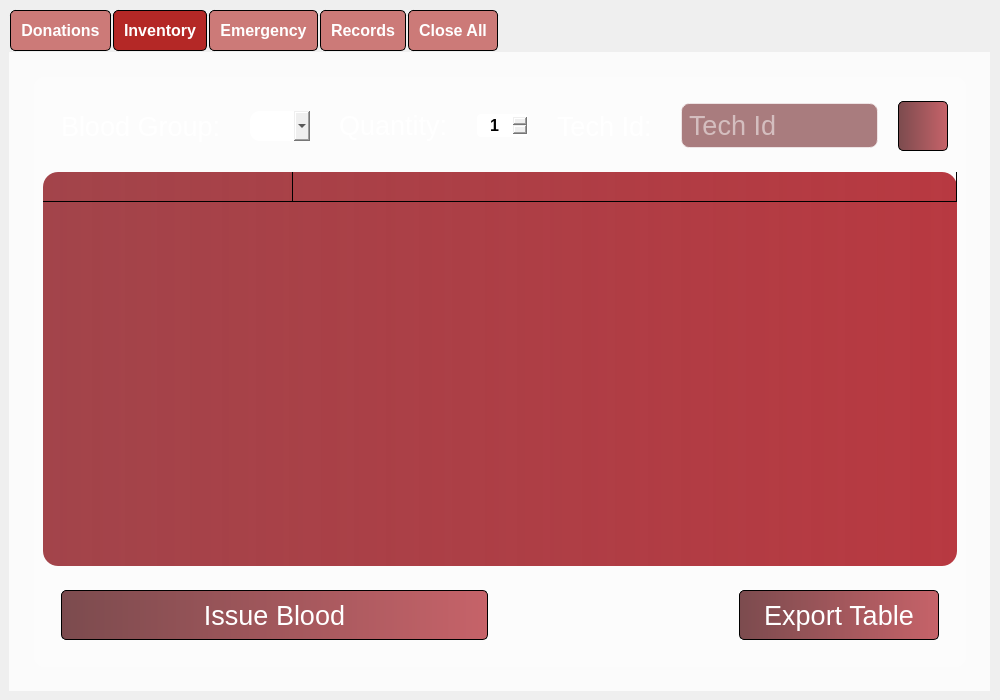
SubZeroX9/Blood-Bank-System, file app/UI/main_management_system.ui: the form before one commit.
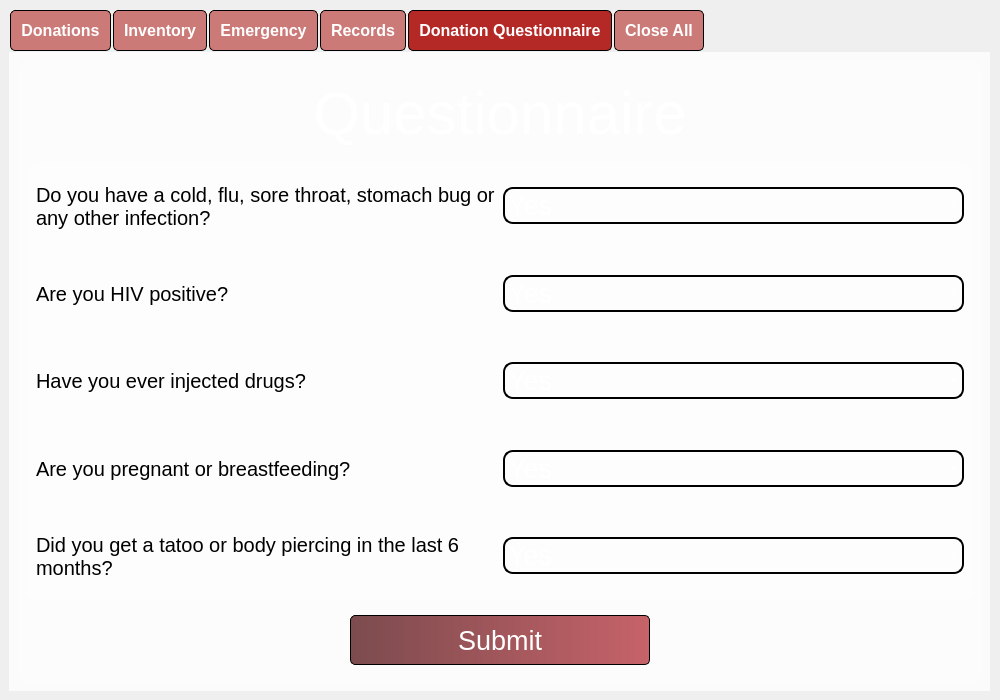
The form after the commit. Icons and pictures are not drawn.

Commit message: added questionnaire feature (#3)

Patch:
```diff
--- a/app/UI/main_management_system.ui
+++ b/app/UI/main_management_system.ui
@@ -94,7 +94,7 @@
        <enum>QTabWidget::Rounded</enum>
       </property>
       <property name="currentIndex">
-       <number>1</number>
+       <number>4</number>
       </property>
       <property name="elideMode">
        <enum>Qt::ElideLeft</enum>
@@ -1413,6 +1413,434 @@
         </item>
        </layout>
       </widget>
+      <widget class="QWidget" name="DonationQuestionnaire">
+       <attribute name="title">
+        <string>Donation Questionnaire</string>
+       </attribute>
+       <layout class="QVBoxLayout" name="verticalLayout_15">
+        <item>
+         <widget class="QFrame" name="frame_15">
+          <property name="styleSheet">
+           <string notr="true">*{border-image:none;
+background-color: rgba(255, 255, 255, 50);}
+</string>
+          </property>
+          <property name="frameShape">
+           <enum>QFrame::StyledPanel</enum>
+          </property>
+          <property name="frameShadow">
+           <enum>QFrame::Raised</enum>
+          </property>
+          <layout class="QVBoxLayout" name="verticalLayout_13">
+           <item alignment="Qt::AlignTop">
+            <widget class="QFrame" name="frame_16">
+             <property name="minimumSize">
+              <size>
+               <width>0</width>
+               <height>80</height>
+              </size>
+             </property>
+             <property name="styleSheet">
+              <string notr="true">background-color: none</string>
+             </property>
+             <property name="frameShape">
+              <enum>QFrame::StyledPanel</enum>
+             </property>
+             <property name="frameShadow">
+              <enum>QFrame::Raised</enum>
+             </property>
+             <layout class="QHBoxLayout" name="horizontalLayout_7">
+              <property name="spacing">
+               <number>20</number>
+              </property>
+              <item>
+               <widget class="QLabel" name="label_8">
+                <property name="font">
+                 <font>
+                  <pointsize>45</pointsize>
+                 </font>
+                </property>
+                <property name="styleSheet">
+                 <string notr="true">color: rgb(255, 255, 255);
+</string>
+                </property>
+                <property name="text">
+                 <string>Questionnaire</string>
+                </property>
+                <property name="alignment">
+                 <set>Qt::AlignCenter</set>
+                </property>
+               </widget>
+              </item>
+             </layout>
+            </widget>
+           </item>
+           <item>
+            <widget class="QFrame" name="frame_18">
+             <property name="sizePolicy">
+              <sizepolicy hsizetype="Expanding" vsizetype="Expanding">
+               <horstretch>0</horstretch>
+               <verstretch>0</verstretch>
+              </sizepolicy>
+             </property>
+             <property name="styleSheet">
+              <string notr="true">QComboBox{
+color: rgb(255, 255, 255);
+border: 2px solid black;
+}
+
+QComboBox QListView{
+color: rgb(255, 255, 255);
+	selection-background-color: rgb(111, 111, 111);
+}</string>
+             </property>
+             <property name="frameShape">
+              <enum>QFrame::StyledPanel</enum>
+             </property>
+             <property name="frameShadow">
+              <enum>QFrame::Raised</enum>
+             </property>
+             <layout class="QVBoxLayout" name="verticalLayout_16">
+              <property name="spacing">
+               <number>0</number>
+              </property>
+              <property name="leftMargin">
+               <number>0</number>
+              </property>
+              <property name="topMargin">
+               <number>0</number>
+              </property>
+              <property name="rightMargin">
+               <number>0</number>
+              </property>
+              <property name="bottomMargin">
+               <number>0</number>
+              </property>
+              <item>
+               <widget class="QFrame" name="frame_19">
+                <property name="styleSheet">
+                 <string notr="true">background-color: rgba(255, 255, 255, 0);</string>
+                </property>
+                <property name="frameShape">
+                 <enum>QFrame::StyledPanel</enum>
+                </property>
+                <property name="frameShadow">
+                 <enum>QFrame::Raised</enum>
+                </property>
+                <layout class="QHBoxLayout" name="horizontalLayout_8">
+                 <item>
+                  <widget class="QLabel" name="label_11">
+                   <property name="font">
+                    <font>
+                     <pointsize>15</pointsize>
+                    </font>
+                   </property>
+                   <property name="text">
+                    <string>Do you have a cold, flu, sore throat, stomach bug or any other infection?</string>
+                   </property>
+                   <property name="wordWrap">
+                    <bool>true</bool>
+                   </property>
+                  </widget>
+                 </item>
+                 <item>
+                  <widget class="QComboBox" name="Q1_CB">
+                   <property name="font">
+                    <font>
+                     <pointsize>20</pointsize>
+                    </font>
+                   </property>
+                   <property name="styleSheet">
+                    <string notr="true"/>
+                   </property>
+                   <item>
+                    <property name="text">
+                     <string>Yes</string>
+                    </property>
+                   </item>
+                   <item>
+                    <property name="text">
+                     <string>No</string>
+                    </property>
+                   </item>
+                  </widget>
+                 </item>
+                </layout>
+               </widget>
+              </item>
+              <item>
+               <widget class="QFrame" name="frame_20">
+                <property name="styleSheet">
+                 <string notr="true">background-color: rgba(255, 255, 255, 0);</string>
+                </property>
+                <property name="frameShape">
+                 <enum>QFrame::StyledPanel</enum>
+                </property>
+                <property name="frameShadow">
+                 <enum>QFrame::Raised</enum>
+                </property>
+                <layout class="QHBoxLayout" name="horizontalLayout_9">
+                 <item>
+                  <widget class="QLabel" name="label_12">
+                   <property name="font">
+                    <font>
+                     <pointsize>15</pointsize>
+                    </font>
+                   </property>
+                   <property name="text">
+                    <string>Are you HIV positive?</string>
+                   </property>
+                   <property name="wordWrap">
+                    <bool>true</bool>
+                   </property>
+                  </widget>
+                 </item>
+                 <item>
+                  <widget class="QComboBox" name="Q2_CB">
+                   <property name="font">
+                    <font>
+                     <pointsize>20</pointsize>
+                    </font>
+                   </property>
+                   <property name="styleSheet">
+                    <string notr="true"/>
+                   </property>
+                   <item>
+                    <property name="text">
+                     <string>Yes</string>
+                    </property>
+                   </item>
+                   <item>
+                    <property name="text">
+                     <string>No</string>
+                    </property>
+                   </item>
+                  </widget>
+                 </item>
+                </layout>
+               </widget>
+              </item>
+              <item>
+               <widget class="QFrame" name="frame_21">
+                <property name="styleSheet">
+                 <string notr="true">background-color: rgba(255, 255, 255, 0);</string>
+                </property>
+                <property name="frameShape">
+                 <enum>QFrame::StyledPanel</enum>
+                </property>
+                <property name="frameShadow">
+                 <enum>QFrame::Raised</enum>
+                </property>
+                <layout class="QHBoxLayout" name="horizontalLayout_10">
+                 <item>
+                  <widget class="QLabel" name="label_13">
+                   <property name="font">
+                    <font>
+                     <pointsize>15</pointsize>
+                    </font>
+                   </property>
+                   <property name="text">
+                    <string>Have you ever injected drugs?</string>
+                   </property>
+                   <property name="wordWrap">
+                    <bool>true</bool>
+                   </property>
+                  </widget>
+                 </item>
+                 <item>
+                  <widget class="QComboBox" name="Q3_CB">
+                   <property name="font">
+                    <font>
+                     <pointsize>20</pointsize>
+                    </font>
+                   </property>
+                   <property name="styleSheet">
+                    <string notr="true"/>
+                   </property>
+                   <item>
+                    <property name="text">
+                     <string>Yes</string>
+                    </property>
+                   </item>
+                   <item>
+                    <property name="text">
+                     <string>No</string>
+                    </property>
+                   </item>
+                  </widget>
+                 </item>
+                </layout>
+               </widget>
+              </item>
+              <item>
+               <widget class="QFrame" name="frame_22">
+                <property name="styleSheet">
+                 <string notr="true">background-color: rgba(255, 255, 255, 0);</string>
+                </property>
+                <property name="frameShape">
+                 <enum>QFrame::StyledPanel</enum>
+                </property>
+                <property name="frameShadow">
+                 <enum>QFrame::Raised</enum>
+                </property>
+                <layout class="QHBoxLayout" name="horizontalLayout_11">
+                 <item>
+                  <widget class="QLabel" name="label_14">
+                   <property name="font">
+                    <font>
+                     <pointsize>15</pointsize>
+                    </font>
+                   </property>
+                   <property name="text">
+                    <string>Are you pregnant or breastfeeding?</string>
+                   </property>
+                   <property name="wordWrap">
+                    <bool>true</bool>
+                   </property>
+                  </widget>
+                 </item>
+                 <item>
+                  <widget class="QComboBox" name="Q4_CB">
+                   <property name="font">
+                    <font>
+                     <pointsize>20</pointsize>
+                    </font>
+                   </property>
+                   <property name="styleSheet">
+                    <string notr="true"/>
+                   </property>
+                   <item>
+                    <property name="text">
+                     <string>Yes</string>
+                    </property>
+                   </item>
+                   <item>
+                    <property name="text">
+                     <string>No</string>
+                    </property>
+                   </item>
+                  </widget>
+                 </item>
+                </layout>
+               </widget>
+              </item>
+              <item>
+               <widget class="QFrame" name="frame_23">
+                <property name="styleSheet">
+                 <string notr="true">background-color: rgba(255, 255, 255, 0);</string>
+                </property>
+                <property name="frameShape">
+                 <enum>QFrame::StyledPanel</enum>
+                </property>
+                <property name="frameShadow">
+                 <enum>QFrame::Raised</enum>
+                </property>
+                <layout class="QHBoxLayout" name="horizontalLayout_12">
+                 <item>
+                  <widget class="QLabel" name="label_15">
+                   <property name="font">
+                    <font>
+                     <pointsize>15</pointsize>
+                    </font>
+                   </property>
+                   <property name="text">
+                    <string>Did you get a tatoo or body piercing in the last 6 months?</string>
+                   </property>
+                   <property name="wordWrap">
+                    <bool>true</bool>
+                   </property>
+                  </widget>
+                 </item>
+                 <item>
+                  <widget class="QComboBox" name="Q5_CB">
+                   <property name="font">
+                    <font>
+                     <pointsize>20</pointsize>
+                    </font>
+                   </property>
+                   <property name="styleSheet">
+                    <string notr="true"/>
+                   </property>
+                   <item>
+                    <property name="text">
+                     <string>Yes</string>
+                    </property>
+                   </item>
+                   <item>
+                    <property name="text">
+                     <string>No</string>
+                    </property>
+                   </item>
+                  </widget>
+                 </item>
+                </layout>
+               </widget>
+              </item>
+             </layout>
+            </widget>
+           </item>
+           <item alignment="Qt::AlignHCenter|Qt::AlignBottom">
+            <widget class="QFrame" name="frame_17">
+             <property name="styleSheet">
+              <string notr="true">background-color: none</string>
+             </property>
+             <property name="frameShape">
+              <enum>QFrame::StyledPanel</enum>
+             </property>
+             <property name="frameShadow">
+              <enum>QFrame::Raised</enum>
+             </property>
+             <layout class="QVBoxLayout" name="verticalLayout_14">
+              <item>
+               <widget class="QPushButton" name="submit_Dquestion_btn">
+                <property name="minimumSize">
+                 <size>
+                  <width>300</width>
+                  <height>50</height>
+                 </size>
+                </property>
+                <property name="font">
+                 <font>
+                  <pointsize>20</pointsize>
+                 </font>
+                </property>
+                <property name="styleSheet">
+                 <string notr="true">*{
+	background-color: qlineargradient(spread:pad, x1:0, y1:0, x2:1, y2:0, stop:0 rgba(89, 27, 31, 200), stop:1 rgba(184, 57, 65, 200));
+    border: 1px solid black;
+	color: rgb(255, 255, 255);
+	border-radius: 5px
+}
+
+*:hover{
+background-color: qlineargradient(spread:pad, x1:0, y1:0, x2:1, y2:0, stop:0 rgba(200, 60, 69, 200), stop:1 rgba(184, 57, 65, 200));
+    border: 1px solid black;
+	color: rgb(255, 255, 255);
+	border-radius: 5px
+}
+
+*:pressed{
+	
+	background-color: qlineargradient(spread:pad, x1:0, y1:0, x2:1, y2:0, stop:0 rgba(151, 45, 52, 227), stop:1 rgba(184, 57, 65, 255));
+    border: 1px solid black;
+	color: rgb(255, 255, 255);
+	border-radius: 5px
+}
+</string>
+                </property>
+                <property name="text">
+                 <string>Submit</string>
+                </property>
+               </widget>
+              </item>
+             </layout>
+            </widget>
+           </item>
+          </layout>
+         </widget>
+        </item>
+       </layout>
+      </widget>
       <widget class="QWidget" name="CloseAll">
        <attribute name="title">
         <string>Close All</string>
```
The commit also changes 1 other file.
